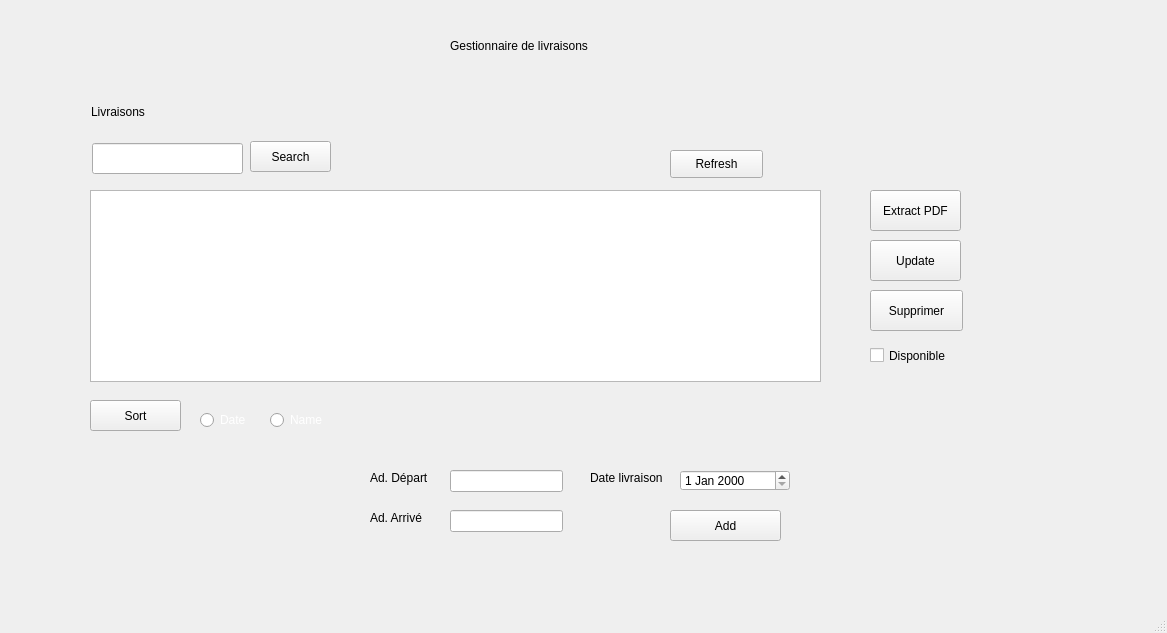
The window that mainwindow.ui (Seddiki101/PetHaven) describes before a commit, drawn with Qt 5.
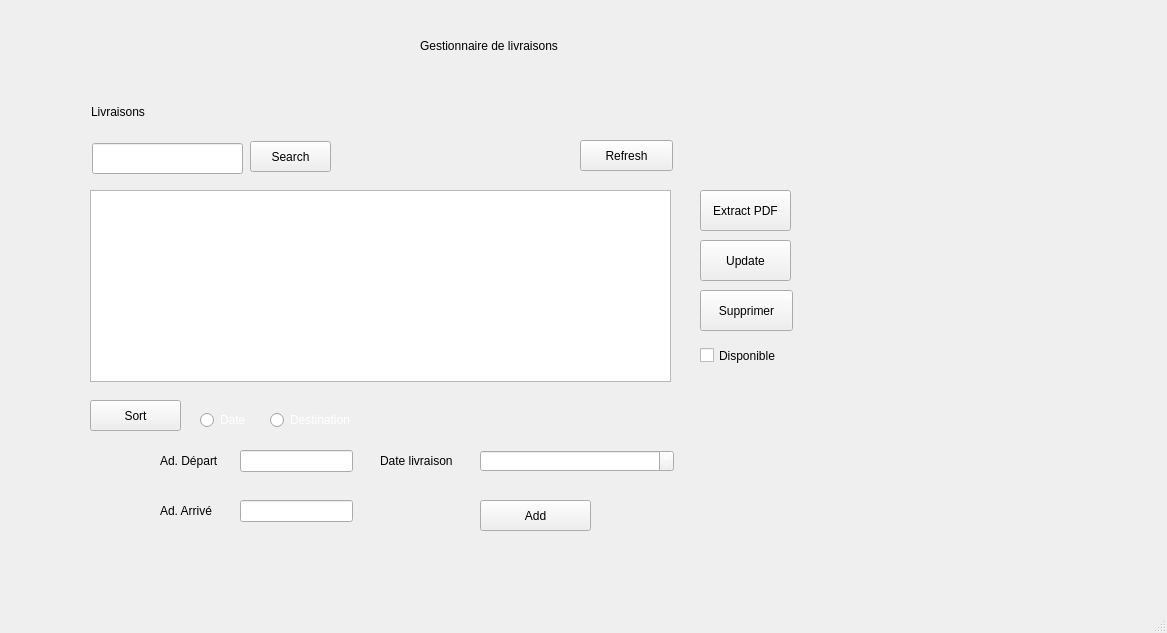
The same window after the commit.

```diff
--- a/mainwindow.ui
+++ b/mainwindow.ui
@@ -94,9 +94,9 @@
      <widget class="QLabel" name="Title">
       <property name="geometry">
        <rect>
-        <x>380</x>
+        <x>350</x>
         <y>0</y>
-        <width>151</width>
+        <width>201</width>
         <height>31</height>
        </rect>
       </property>
@@ -120,7 +120,7 @@
      <widget class="QPushButton" name="btn_PDF">
       <property name="geometry">
        <rect>
-        <x>800</x>
+        <x>630</x>
         <y>160</y>
         <width>91</width>
         <height>41</height>
@@ -133,8 +133,8 @@
      <widget class="QPushButton" name="btn_Add">
       <property name="geometry">
        <rect>
-        <x>600</x>
-        <y>480</y>
+        <x>410</x>
+        <y>470</y>
         <width>111</width>
         <height>31</height>
        </rect>
@@ -187,7 +187,7 @@
        <rect>
         <x>200</x>
         <y>380</y>
-        <width>54</width>
+        <width>101</width>
         <height>20</height>
        </rect>
       </property>
@@ -195,7 +195,7 @@
        <string notr="true">color: rgb(255, 255, 255);</string>
       </property>
       <property name="text">
-       <string>Name</string>
+       <string>Destination</string>
       </property>
      </widget>
      <widget class="QPushButton" name="btn_Search">
@@ -216,15 +216,18 @@
        <rect>
         <x>20</x>
         <y>160</y>
-        <width>731</width>
+        <width>581</width>
         <height>192</height>
        </rect>
       </property>
+      <property name="styleSheet">
+       <string notr="true"/>
+      </property>
      </widget>
      <widget class="QPushButton" name="btn_Delete">
       <property name="geometry">
        <rect>
-        <x>800</x>
+        <x>630</x>
         <y>260</y>
         <width>93</width>
         <height>41</height>
@@ -237,10 +240,10 @@
      <widget class="QPushButton" name="btn_Refresh">
       <property name="geometry">
        <rect>
-        <x>600</x>
-        <y>120</y>
+        <x>510</x>
+        <y>110</y>
         <width>93</width>
-        <height>28</height>
+        <height>31</height>
        </rect>
       </property>
       <property name="text">
@@ -250,7 +253,7 @@
      <widget class="QPushButton" name="btn_Update">
       <property name="geometry">
        <rect>
-        <x>800</x>
+        <x>630</x>
         <y>210</y>
         <width>91</width>
         <height>41</height>
@@ -263,8 +266,8 @@
      <widget class="QLineEdit" name="le_Depart">
       <property name="geometry">
        <rect>
-        <x>380</x>
-        <y>440</y>
+        <x>170</x>
+        <y>420</y>
         <width>113</width>
         <height>22</height>
        </rect>
@@ -273,8 +276,8 @@
      <widget class="QLineEdit" name="le_Arrive">
       <property name="geometry">
        <rect>
-        <x>380</x>
-        <y>480</y>
+        <x>170</x>
+        <y>470</y>
         <width>113</width>
         <height>22</height>
        </rect>
@@ -283,10 +286,10 @@
      <widget class="QLabel" name="label_date">
       <property name="geometry">
        <rect>
-        <x>520</x>
-        <y>440</y>
-        <width>81</width>
-        <height>16</height>
+        <x>310</x>
+        <y>420</y>
+        <width>91</width>
+        <height>21</height>
        </rect>
       </property>
       <property name="text">
@@ -296,10 +299,10 @@
      <widget class="QLabel" name="label_race">
       <property name="geometry">
        <rect>
-        <x>300</x>
-        <y>440</y>
+        <x>90</x>
+        <y>420</y>
         <width>71</width>
-        <height>16</height>
+        <height>21</height>
        </rect>
       </property>
       <property name="text">
@@ -309,30 +312,20 @@
      <widget class="QLabel" name="label_espece">
       <property name="geometry">
        <rect>
-        <x>300</x>
-        <y>480</y>
-        <width>61</width>
-        <height>16</height>
+        <x>90</x>
+        <y>470</y>
+        <width>71</width>
+        <height>21</height>
        </rect>
       </property>
       <property name="text">
        <string>Ad. Arrivé</string>
       </property>
      </widget>
-     <widget class="QDateEdit" name="le_Date">
-      <property name="geometry">
-       <rect>
-        <x>610</x>
-        <y>440</y>
-        <width>110</width>
-        <height>21</height>
-       </rect>
-      </property>
-     </widget>
      <widget class="QCheckBox" name="status">
       <property name="geometry">
        <rect>
-        <x>800</x>
+        <x>630</x>
         <y>310</y>
         <width>81</width>
         <height>31</height>
@@ -342,6 +335,67 @@
        <string>Disponible</string>
       </property>
      </widget>
+     <widget class="QLabel" name="err1">
+      <property name="geometry">
+       <rect>
+        <x>170</x>
+        <y>440</y>
+        <width>131</width>
+        <height>16</height>
+       </rect>
+      </property>
+      <property name="styleSheet">
+       <string notr="true">color: rgb(255, 0, 0);</string>
+      </property>
+      <property name="text">
+       <string/>
+      </property>
+     </widget>
+     <widget class="QLabel" name="err2">
+      <property name="geometry">
+       <rect>
+        <x>170</x>
+        <y>490</y>
+        <width>131</width>
+        <height>16</height>
+       </rect>
+      </property>
+      <property name="styleSheet">
+       <string notr="true">color: rgb(255, 0, 0);</string>
+      </property>
+      <property name="text">
+       <string/>
+      </property>
+     </widget>
+     <widget class="QLabel" name="err3">
+      <property name="geometry">
+       <rect>
+        <x>410</x>
+        <y>440</y>
+        <width>141</width>
+        <height>16</height>
+       </rect>
+      </property>
+      <property name="styleSheet">
+       <string notr="true">color: rgb(255, 0, 0);</string>
+      </property>
+      <property name="text">
+       <string/>
+      </property>
+     </widget>
+     <widget class="QDateTimeEdit" name="le_Date">
+      <property name="geometry">
+       <rect>
+        <x>410</x>
+        <y>420</y>
+        <width>194</width>
+        <height>22</height>
+       </rect>
+      </property>
+      <property name="styleSheet">
+       <string notr="true">color: rgb(255, 255, 255);</string>
+      </property>
+     </widget>
     </widget>
     <widget class="QWidget" name="page_3">
      <widget class="QPushButton" name="pushButton_6">
```
